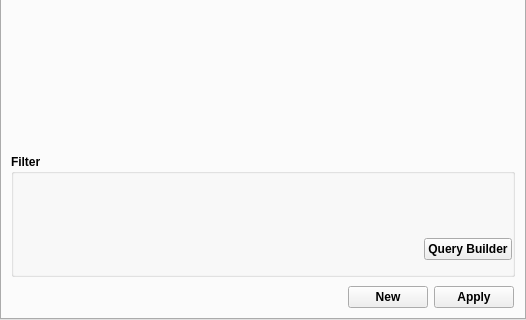
Old version of the form ui/sensor_things_inspector_main_panel.ui in the repository Sandro71/SensorThingsInspector_QGIS-plugin; both pictures show x 0 to 526 and y 188 to 508 of the 526 by 508 pixel window.
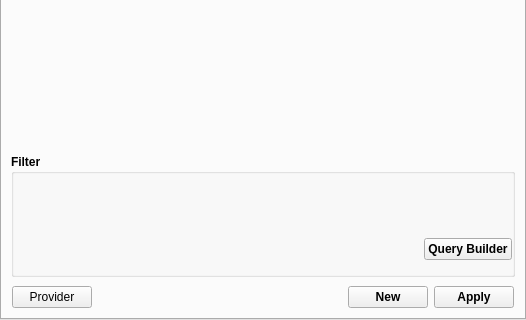
New version of the form. The open tabs and pages were chosen to show the change. Custom widgets are drawn as their Qt base class.

```diff
--- a/ui/sensor_things_inspector_main_panel.ui
+++ b/ui/sensor_things_inspector_main_panel.ui
@@ -228,11 +228,11 @@
               </layout>
              </widget>
             </item>
-            <item alignment="Qt::AlignRight">
+            <item>
              <widget class="QFrame" name="horizontalFrame">
               <layout class="QHBoxLayout" name="horizontalLayout">
                <property name="leftMargin">
-                <number>0</number>
+                <number>10</number>
                </property>
                <property name="topMargin">
                 <number>0</number>
@@ -243,6 +243,26 @@
                <property name="bottomMargin">
                 <number>10</number>
                </property>
+               <item>
+                <widget class="QPushButton" name="btnProvider">
+                 <property name="text">
+                  <string>Provider</string>
+                 </property>
+                </widget>
+               </item>
+               <item>
+                <spacer name="horizontalSpacer">
+                 <property name="orientation">
+                  <enum>Qt::Horizontal</enum>
+                 </property>
+                 <property name="sizeHint" stdset="0">
+                  <size>
+                   <width>40</width>
+                   <height>20</height>
+                  </size>
+                 </property>
+                </spacer>
+               </item>
                <item>
                 <widget class="QPushButton" name="btnSourceNew">
                  <property name="font">
```
Left out of the diff: 14 changed lines with no effect on the pictures.
